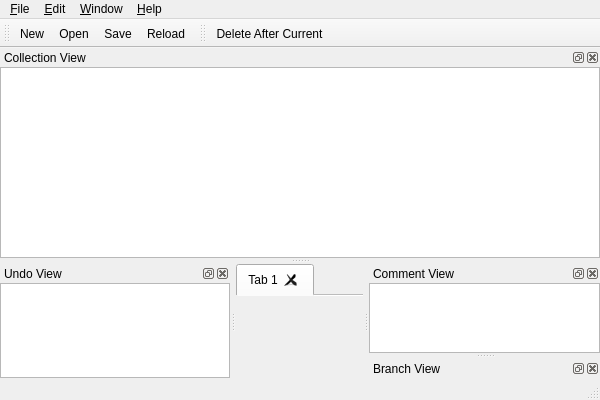
Before: the Qt Designer form branches/2.0.0/mainwindow.ui in nullx002/mugo, drawn with Qt 5.
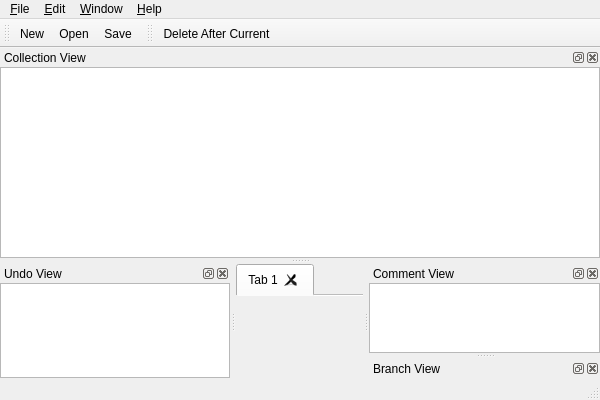
After: the same form once the commit is applied. Icons and pictures are not drawn.

Commit message: added: reload / open url added: encoding combobox on open save dialog.

Diff of the .ui file:
```diff
--- a/branches/2.0.0/mainwindow.ui
+++ b/branches/2.0.0/mainwindow.ui
@@ -123,7 +123,6 @@
    <addaction name="actionNew"/>
    <addaction name="actionOpen"/>
    <addaction name="actionSave"/>
-   <addaction name="actionReload"/>
   </widget>
   <widget class="QStatusBar" name="statusBar"/>
   <widget class="QDockWidget" name="commentDockWidget">
@@ -249,15 +248,6 @@
     <string>Open &amp;URL...</string>
    </property>
   </action>
-  <action name="actionReload">
-   <property name="icon">
-    <iconset resource="mugo.qrc">
-     <normaloff>:/res/reload.png</normaloff>:/res/reload.png</iconset>
-   </property>
-   <property name="text">
-    <string>&amp;Reload</string>
-   </property>
-  </action>
   <action name="actionSave">
    <property name="icon">
     <iconset resource="mugo.qrc">
```
Left out of the diff: 383 changed lines with no effect on the pictures. The commit also changes 12 other files.
